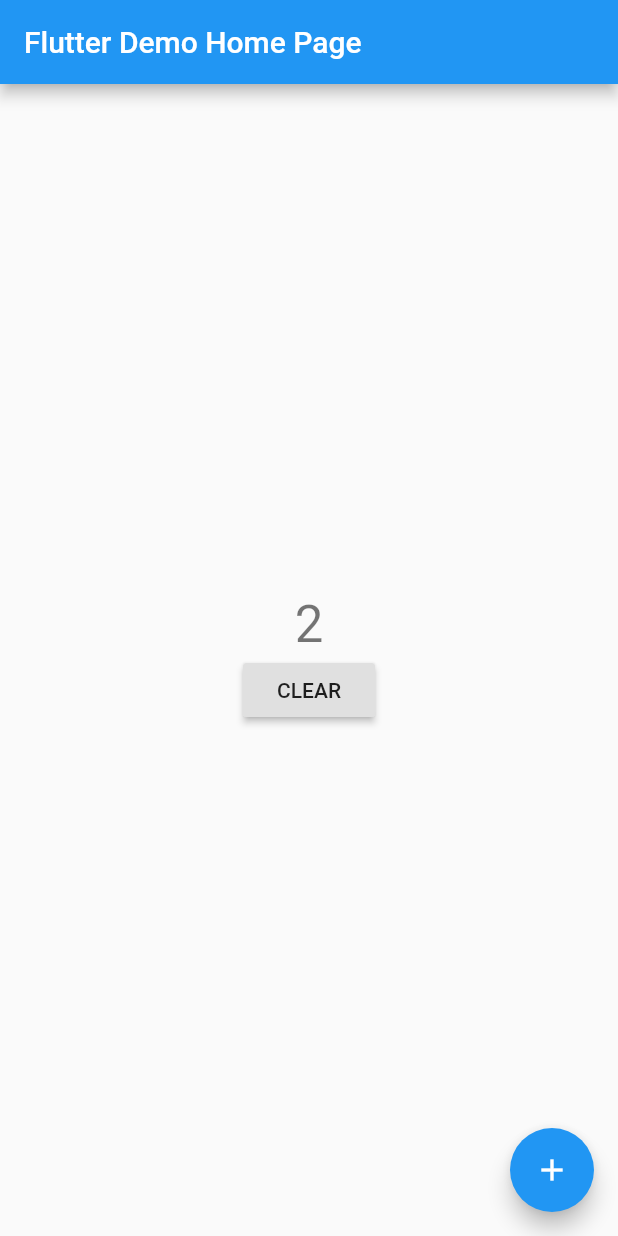
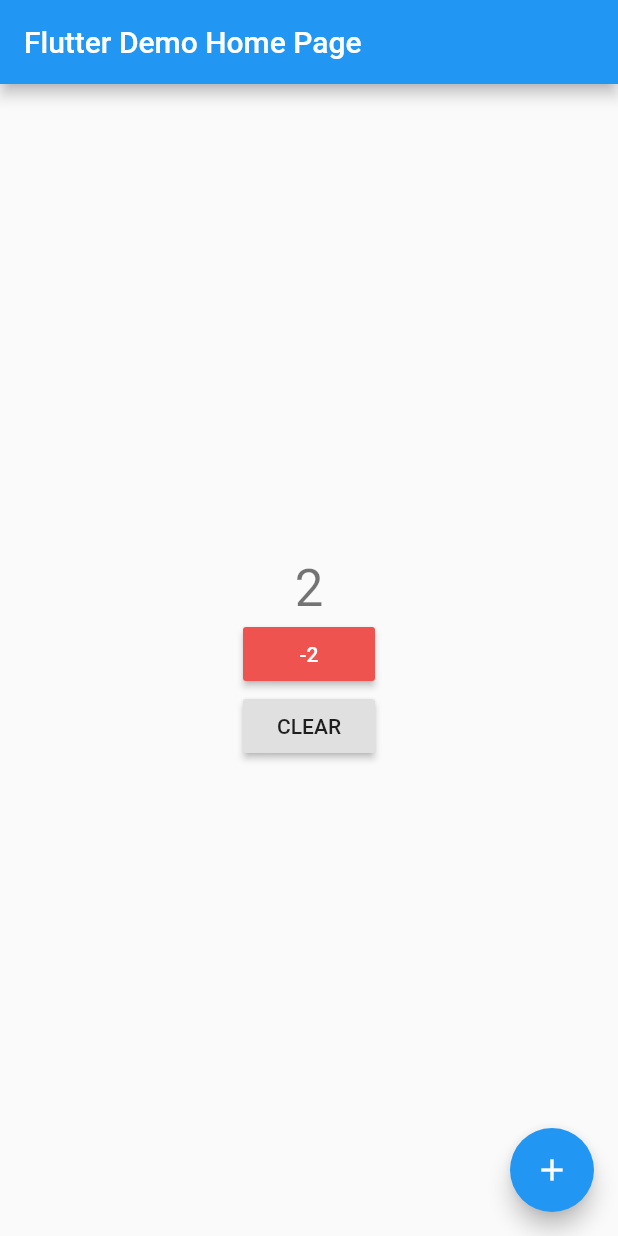
Before and after one commit to playground-code-review/flutter, a Flutter app: the screen it shows after launch, after a tap on the "add" icon, on a phone screen of 412 x 824 dp. Run offline on Flutter 3.47's test engine with Material 2 defaults, Android fonts, the phone set to English and light mode, and no system bars.

Commit message:
2씩 감소하는 버튼 생성

```diff
--- a/lib/my_home_page.dart
+++ b/lib/my_home_page.dart
@@ -13,13 +13,6 @@ class MyHomePage extends StatefulWidget {
 class _MyHomePageState extends State<MyHomePage> {
   int _counter = 0;
 
-  void _incrementCounter() {
-    _counter += 2;
-    setState(() {
-      _counter = _counter.clamp(0, 10);
-    });
-  }
-
   @override
   Widget build(BuildContext context) {
     return Scaffold(
@@ -30,26 +23,64 @@ class _MyHomePageState extends State<MyHomePage> {
         child: Column(
           mainAxisAlignment: MainAxisAlignment.center,
           children: <Widget>[
-            Text(
-              '$_counter',
-              style: Theme.of(context).textTheme.headline4,
-            ),
-            RaisedButton(
-              onPressed: () {
-                setState(() {
-                  this._counter = 0;
-                });
-              },
-              child: Text("CLEAR"),
-            ),
+            this._buildCounterText(),
+            this._buildDecreaseCounterBy2(),
+            this._buildClearCounter(),
           ],
         ),
       ),
-      floatingActionButton: FloatingActionButton(
-        onPressed: _incrementCounter,
-        tooltip: 'Increment',
-        child: Icon(Icons.add),
-      ),
+      floatingActionButton: this._buildFloatingButton(),
+    );
+  }
+
+  /// _counter 글자 위젯.
+  Text _buildCounterText() {
+    return Text(
+      '${_counter.clamp(0, 10)}',
+      style: Theme.of(context).textTheme.headline4,
+    );
+  }
+
+  /// _counter 텍스트 상태 관리.
+  void setCounterText() {
+    setState(() {
+      this._counter = this._counter.clamp(0, 10);
+    });
+  }
+
+  /// 2씩 증가하는 floating 버튼 위젯.
+  FloatingActionButton _buildFloatingButton() {
+    return FloatingActionButton(
+      onPressed: () {
+        this._counter += 2;
+        this.setCounterText();
+      },
+      tooltip: 'Increment',
+      child: Icon(Icons.add),
+    );
+  }
+
+  /// 2씩 감소 하는 버튼 위젯.
+  RaisedButton _buildDecreaseCounterBy2() {
+    return RaisedButton(
+      onPressed: () {
+        this._counter -= 2;
+        this.setCounterText();
+      },
+      color: Colors.red[400],
+      textColor: Colors.white,
+      child: Text("-2"),
+    );
+  }
+
+  /// 초기화 버튼 위젯.
+  RaisedButton _buildClearCounter() {
+    return RaisedButton(
+      onPressed: () {
+        this._counter = 0;
+        this.setCounterText();
+      },
+      child: Text("CLEAR"),
     );
   }
 }
```
